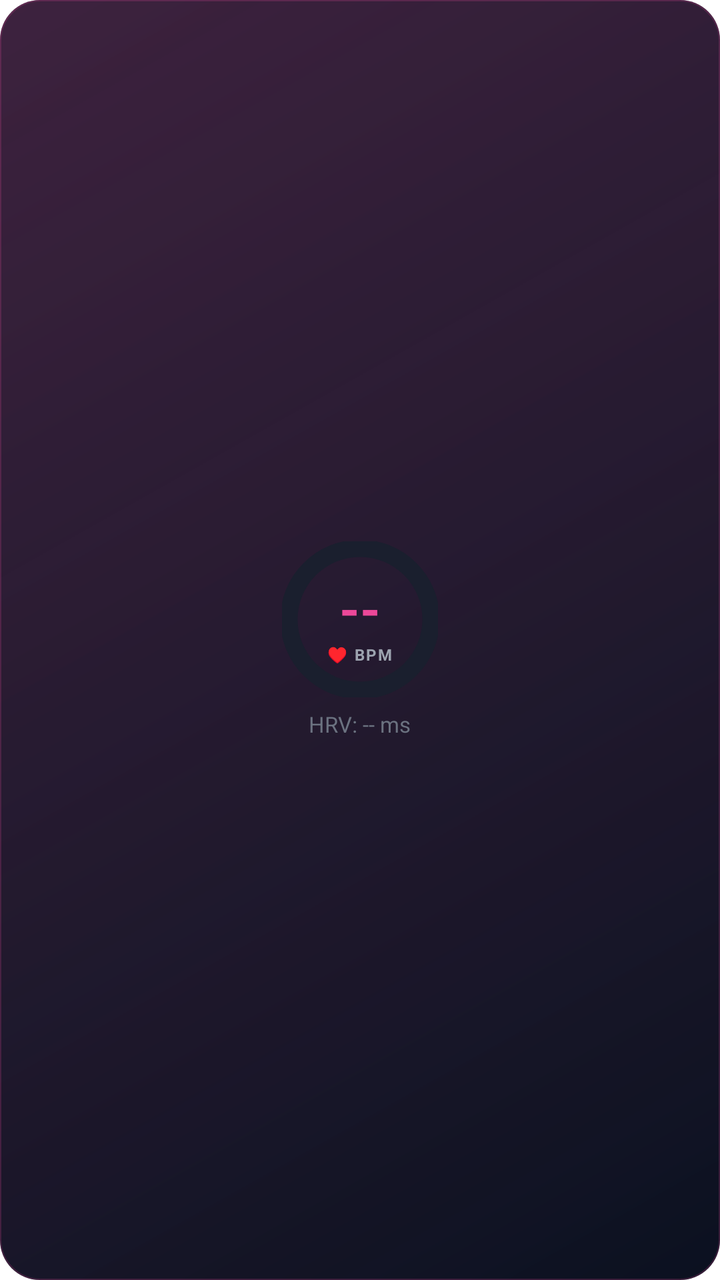
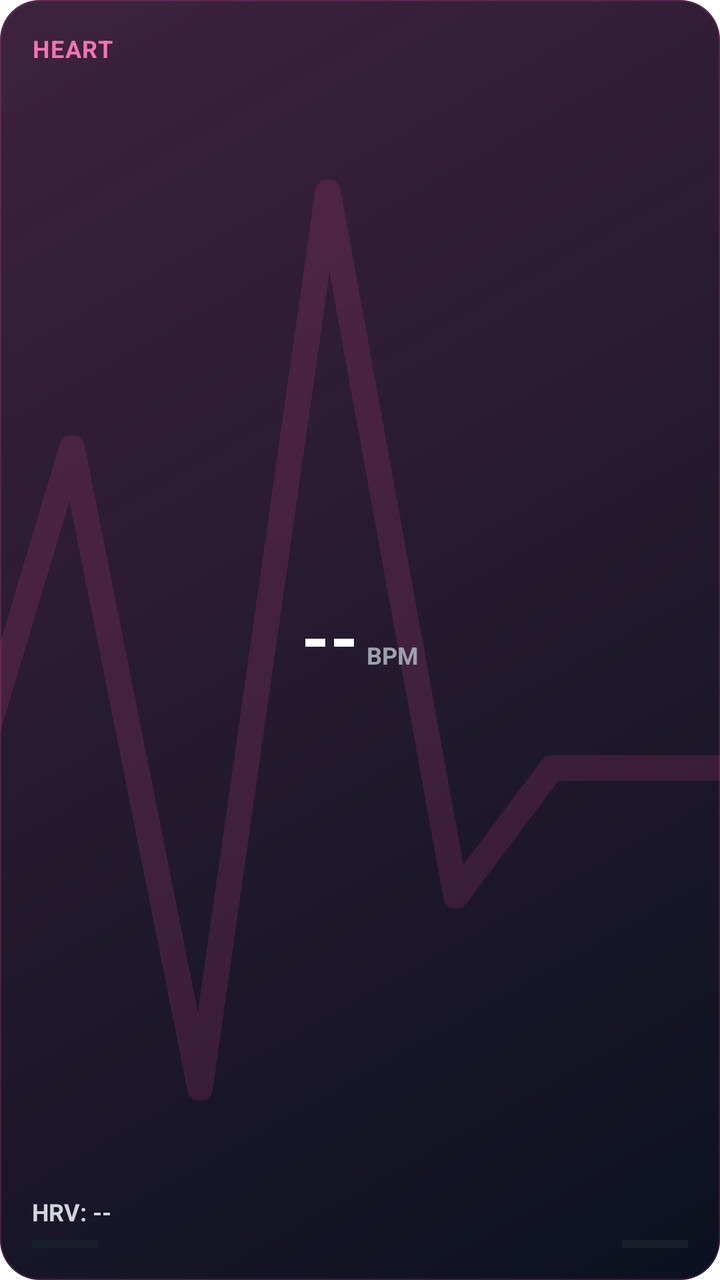

An Android layout rendered at two revisions. The XML below is the earlier revision; the diff shows what the commit changed to produce the second picture.
<!-- AndroidManifest.xml: fallback theme Theme.MaterialComponents.DayNight.NoActionBar -->
<!-- res/layout/widget_heart.xml -->
<?xml version="1.0" encoding="utf-8"?>
<FrameLayout xmlns:android="http://schemas.android.com/apk/res/android"
    android:id="@+id/widget_root"
    android:layout_width="match_parent"
    android:layout_height="match_parent"
    android:background="@drawable/widget_bg_heart"
    android:padding="16dp">

    <LinearLayout
        android:layout_width="wrap_content"
        android:layout_height="wrap_content"
        android:layout_gravity="center"
        android:gravity="center_horizontal"
        android:orientation="vertical">

        <FrameLayout
            android:layout_width="78dp"
            android:layout_height="78dp">

            <ProgressBar
                android:id="@+id/heart_progress"
                style="?android:attr/progressBarStyleHorizontal"
                android:layout_width="78dp"
                android:layout_height="78dp"
                android:indeterminate="false"
                android:max="120"
                android:progress="0"
                android:progressDrawable="@drawable/widget_circular_progress_heart" />

            <LinearLayout
                android:layout_width="match_parent"
                android:layout_height="match_parent"
                android:gravity="center"
                android:orientation="vertical">

                <TextView
                    android:id="@+id/widget_heart_rhr"
                    android:layout_width="wrap_content"
                    android:layout_height="wrap_content"
                    android:text="--"
                    android:textColor="#EC4899"
                    android:textSize="26sp"
                    android:textStyle="bold" />

                <TextView
                    android:layout_width="wrap_content"
                    android:layout_height="wrap_content"
                    android:text="♥ BPM"
                    android:textColor="#9CA3AF"
                    android:textSize="8sp"
                    android:textStyle="bold"
                    android:letterSpacing="0.1" />

            </LinearLayout>

        </FrameLayout>

        <TextView
            android:id="@+id/widget_heart_hrv"
            android:layout_width="wrap_content"
            android:layout_height="wrap_content"
            android:layout_marginTop="6dp"
            android:text="HRV: -- ms"
            android:textColor="#6B7280"
            android:textSize="11sp" />

    </LinearLayout>

</FrameLayout>
<!-- resources referenced by this layout -->
<resources>
  <!-- drawable widget_bg_heart (drawable) -->
  <?xml version="1.0" encoding="utf-8"?>
  <layer-list xmlns:android="http://schemas.android.com/apk/res/android">
  
      
      <item>
          <shape android:shape="rectangle">
              <gradient
                  android:startColor="#0B1120"
                  android:endColor="#111827"
                  android:angle="135"
                  android:type="linear" />
              <corners android:radius="20dp" />
          </shape>
      </item>
  
      
      <item>
          <shape android:shape="rectangle">
              <gradient
                  android:startColor="#33EC4899"
                  android:endColor="#00000000"
                  android:angle="315"
                  android:type="linear" />
              <corners android:radius="20dp" />
          </shape>
      </item>
  
      
      <item>
          <shape android:shape="rectangle">
              <stroke
                  android:width="0.5dp"
                  android:color="#33EC4899" />
              <corners android:radius="20dp" />
              <solid android:color="@android:color/transparent" />
          </shape>
      </item>
  
  </layer-list>
  <!-- drawable widget_circular_progress_heart (drawable) -->
  <?xml version="1.0" encoding="utf-8"?>
  <layer-list xmlns:android="http://schemas.android.com/apk/res/android">
  
      
      <item>
          <shape
              android:shape="ring"
              android:innerRadiusRatio="2.5"
              android:thicknessRatio="9"
              android:useLevel="false">
              <solid android:color="#1A1F2E" />
          </shape>
      </item>
  
      
      <item>
          <rotate
              android:fromDegrees="270"
              android:toDegrees="270"
              android:pivotX="50%"
              android:pivotY="50%">
              <shape
                  android:shape="ring"
                  android:innerRadiusRatio="2.5"
                  android:thicknessRatio="9"
                  android:useLevel="true">
                  <solid android:color="#EC4899" />
              </shape>
          </rotate>
      </item>
  
  </layer-list>
</resources>

<!-- the commit's change to res/layout/widget_heart.xml (unified diff, before → after) -->
@@ -3,67 +3,87 @@
     android:id="@+id/widget_root"
     android:layout_width="match_parent"
     android:layout_height="match_parent"
-    android:background="@drawable/widget_bg_heart"
-    android:padding="16dp">
+    android:background="@drawable/widget_bg_heart">
 
-    <LinearLayout
-        android:layout_width="wrap_content"
-        android:layout_height="wrap_content"
-        android:layout_gravity="center"
-        android:gravity="center_horizontal"
-        android:orientation="vertical">
+    <ImageView
+        android:layout_width="match_parent"
+        android:layout_height="match_parent"
+        android:src="@drawable/vector_heart_bg"
+        android:scaleType="centerCrop" />
 
-        <FrameLayout
-            android:layout_width="78dp"
-            android:layout_height="78dp">
+    <RelativeLayout
+        android:layout_width="match_parent"
+        android:layout_height="match_parent"
+        android:padding="16dp">
 
-            <ProgressBar
-                android:id="@+id/heart_progress"
-                style="?android:attr/progressBarStyleHorizontal"
-                android:layout_width="78dp"
-                android:layout_height="78dp"
-                android:indeterminate="false"
-                android:max="120"
-                android:progress="0"
-                android:progressDrawable="@drawable/widget_circular_progress_heart" />
+        <TextView
+            android:layout_width="wrap_content"
+            android:layout_height="wrap_content"
+            android:layout_alignParentTop="true"
+            android:layout_alignParentStart="true"
+            android:text="HEART"
+            android:textColor="#F472B6"
+            android:textSize="12sp"
+            android:textStyle="bold"
+            android:letterSpacing="0.05" />
+
+        <LinearLayout
+            android:layout_width="wrap_content"
+            android:layout_height="wrap_content"
+            android:layout_centerInParent="true"
+            android:orientation="vertical"
+            android:gravity="center">
 
             <LinearLayout
-                android:layout_width="match_parent"
-                android:layout_height="match_parent"
-                android:gravity="center"
-                android:orientation="vertical">
-
+                android:layout_width="wrap_content"
+                android:layout_height="wrap_content"
+                android:orientation="horizontal"
+                android:gravity="bottom">
                 <TextView
                     android:id="@+id/widget_heart_rhr"
                     android:layout_width="wrap_content"
                     android:layout_height="wrap_content"
                     android:text="--"
-                    android:textColor="#EC4899"
-                    android:textSize="26sp"
-                    android:textStyle="bold" />
-
+                    android:textColor="#FFFFFF"
+                    android:textSize="36sp"
+                    android:textStyle="bold"
+                    android:includeFontPadding="false" />
                 <TextView
                     android:layout_width="wrap_content"
                     android:layout_height="wrap_content"
-                    android:text="♥ BPM"
+                    android:layout_marginStart="4dp"
+                    android:text="BPM"
                     android:textColor="#9CA3AF"
-                    android:textSize="8sp"
-                    android:textStyle="bold"
-                    android:letterSpacing="0.1" />
+                    android:textSize="12sp"
+                    android:textStyle="bold" />
+            </LinearLayout>
+        </LinearLayout>
 
-            </LinearLayout>
+        <LinearLayout
+            android:layout_width="match_parent"
+            android:layout_height="wrap_content"
+            android:layout_alignParentBottom="true"
+            android:orientation="vertical">
 
-        </FrameLayout>
+            <TextView
+                android:id="@+id/widget_heart_hrv"
+                android:layout_width="wrap_content"
+                android:layout_height="wrap_content"
+                android:text="HRV: --"
+                android:textColor="#D1D5DB"
+                android:textSize="12sp"
+                android:textStyle="bold"
+                android:layout_marginBottom="6dp" />
 
-        <TextView
-            android:id="@+id/widget_heart_hrv"
-            android:layout_width="wrap_content"
-            android:layout_height="wrap_content"
-            android:layout_marginTop="6dp"
-            android:text="HRV: -- ms"
-            android:textColor="#6B7280"
-            android:textSize="11sp" />
-
-    </LinearLayout>
-
+            <ProgressBar
+                android:id="@+id/heart_progress"
+                style="?android:attr/progressBarStyleHorizontal"
+                android:layout_width="match_parent"
+                android:layout_height="4dp"
+                android:indeterminate="false"
+                android:max="120"
+                android:progress="0"
+                android:progressDrawable="@drawable/widget_circular_progress_heart" />
+        </LinearLayout>
+    </RelativeLayout>
 </FrameLayout>
<!-- resource entries referenced after the edit -->
@@ -1,5 +1,19 @@
 <!-- resources referenced by this layout -->
 <resources>
+  <!-- drawable vector_heart_bg (drawable) -->
+  <vector xmlns:android="http://schemas.android.com/apk/res/android"
+      android:width="200dp"
+      android:height="200dp"
+      android:viewportWidth="200"
+      android:viewportHeight="200"
+      android:alpha="0.15">
+      <path
+          android:strokeColor="#EC4899"
+          android:strokeWidth="4"
+          android:strokeLineCap="round"
+          android:strokeLineJoin="round"
+          android:pathData="M 0,120 L 40,120 L 55,70 L 75,170 L 95,30 L 115,140 L 130,120 L 200,120" />
+  </vector>
   <!-- drawable widget_bg_heart (drawable) -->
   <?xml version="1.0" encoding="utf-8"?>
   <layer-list xmlns:android="http://schemas.android.com/apk/res/android">
